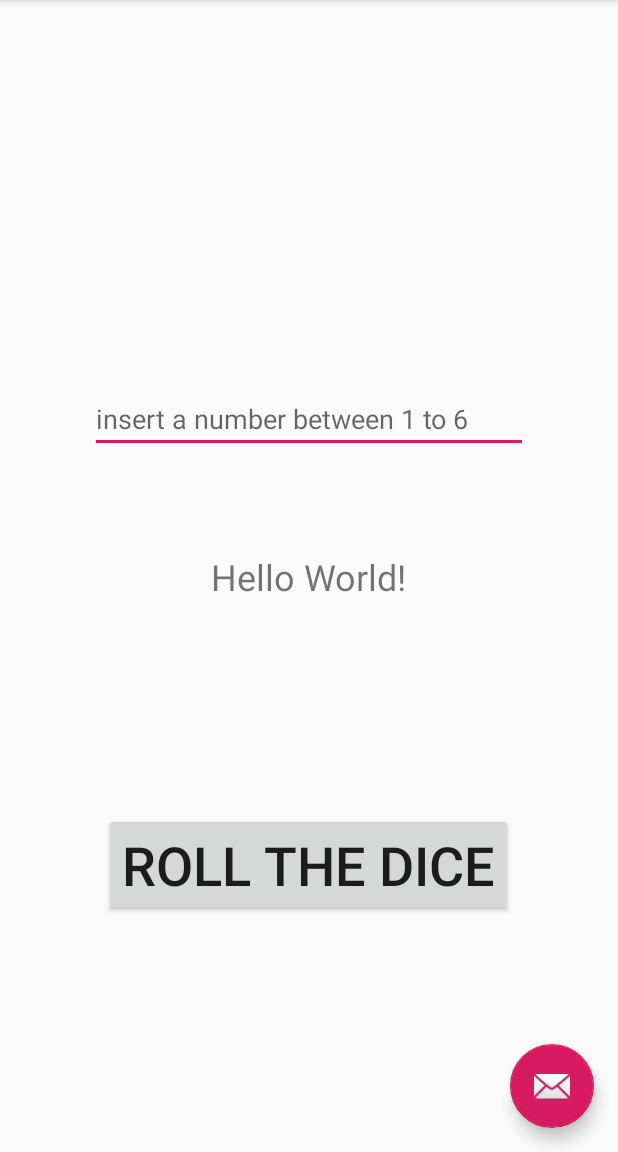
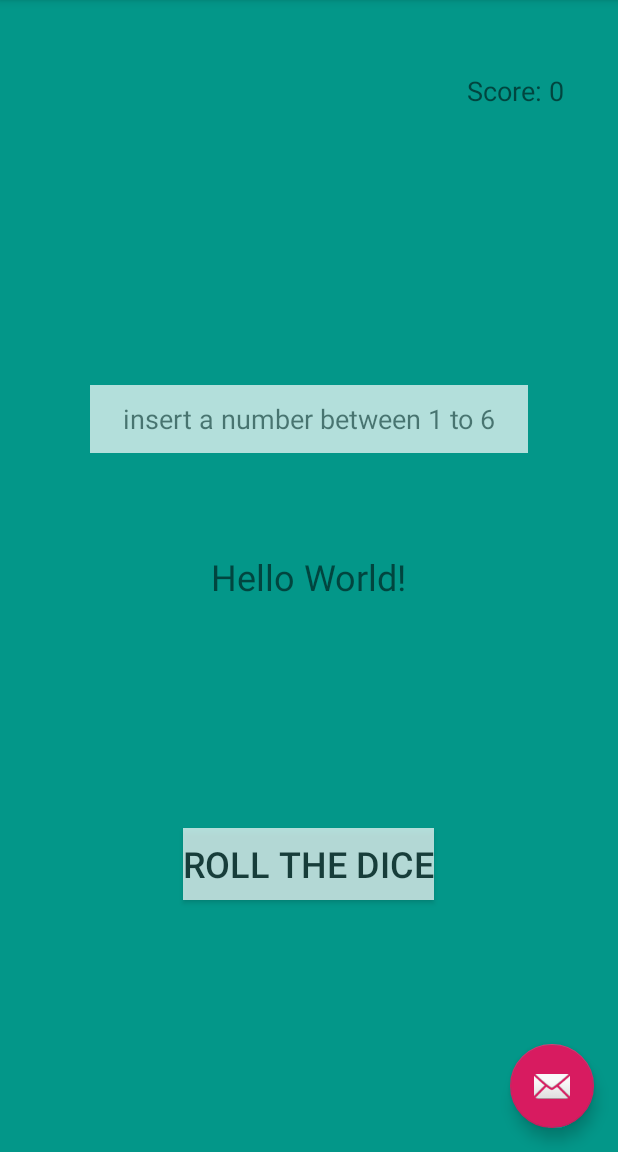
Before and after one commit to ZeerakJawed/DiceRoller, an Android app: the screen it shows after launch (MainActivity), on a phone screen of 412 x 824 dp, the part 84-1236 px from its top. Run offline under Robolectric (Android 15) with nearby library versions, the phone set to English and light mode, and no system bars.

Commit message:
Level 3 completed.

```diff
--- a/app/src/main/java/com/example/diceroller/MainActivity.java
+++ b/app/src/main/java/com/example/diceroller/MainActivity.java
@@ -19,6 +19,8 @@ import android.widget.Toast;
 import java.util.Random;
 
 public class MainActivity extends AppCompatActivity {
+    int counterscore;
+    TextView score;
 
     @Override
     protected void onCreate(Bundle savedInstanceState) {
@@ -26,6 +28,10 @@ public class MainActivity extends AppCompatActivity {
         setContentView(R.layout.activity_main);
         Toolbar toolbar = findViewById(R.id.toolbar);
         setSupportActionBar(toolbar);
+        counterscore = 0;
+        score = (TextView) findViewById(R.id.score);
+        score.setText("Score: " + counterscore);
+
 
         FloatingActionButton fab = findViewById(R.id.fab);
         fab.setOnClickListener(new View.OnClickListener() {
@@ -60,39 +66,50 @@ public class MainActivity extends AppCompatActivity {
     }
 
     public void on_button_click(View view) {
+        try {
 
             EditText editText = (EditText) findViewById(R.id.editText);
             Log.i("UserInputNumber", editText.getText().toString());
             String numin = (editText.getText().toString());
             int numint = Integer.parseInt(numin);
+            if ((numint < 1) || (numint >6)){
+                throw new IllegalArgumentException("Please input a value between 1 and 6");
+            }
 
 
             TextView tv = this.findViewById(R.id.NumberTextView);
             Random r = new Random();
-        int number = r.nextInt(6);
+            int number = r.nextInt((6-1) + 1)+1;
 
                 tv.setText(Integer.toString(number));
 
             check(numint, number);
+        } catch (Exception e) {
+            Toast.makeText(MainActivity.this, "Please input a value between 1 and 6", Toast.LENGTH_SHORT).show();
+        }
 
 
     }
 
 
-
-    public void check(int a, int b){
+        public void check(int a, int b) {
 
         if (a == b) {
             Toast.makeText(MainActivity.this, "CONGRATULATIONS", Toast.LENGTH_SHORT).show();
+            scorecounter();
 
-        }
-        else {
+        } else {
             Toast.makeText(MainActivity.this, "Try again :-(", Toast.LENGTH_SHORT).show();
         }
 
     }
 
 
+    public void scorecounter() {
+        counterscore++;
+        score.setText("Score: " + counterscore);
+
 
 
     }
+}
--- a/app/src/main/res/layout/content_main.xml
+++ b/app/src/main/res/layout/content_main.xml
@@ -4,6 +4,7 @@
     xmlns:tools="http://schemas.android.com/tools"
     android:layout_width="match_parent"
     android:layout_height="match_parent"
+    android:background="#FC009688"
     app:layout_behavior="@string/appbar_scrolling_view_behavior"
     tools:context=".MainActivity"
     tools:showIn="@layout/activity_main">
@@ -23,10 +24,12 @@
         android:id="@+id/button"
         android:layout_width="wrap_content"
         android:layout_height="wrap_content"
+        android:alpha="0.7"
+        android:background="#FFFFFF"
         android:onClick="on_button_click"
         android:text="Roll the dice"
         android:textColorHint="#003DAF1E"
-        android:textSize="36sp"
+        android:textSize="24sp"
         app:layout_constraintBottom_toBottomOf="parent"
         app:layout_constraintEnd_toEndOf="parent"
         app:layout_constraintHorizontal_bias="0.498"
@@ -39,7 +42,10 @@
         android:layout_width="292dp"
         android:layout_height="45dp"
         android:width="200sp"
+        android:alpha="0.7"
+        android:background="#FFFFFF"
         android:ems="10"
+        android:gravity="center"
         android:hint="insert a number between 1 to 6"
         android:inputType="number"
         android:textSize="18sp"
@@ -50,4 +56,18 @@
         app:layout_constraintTop_toTopOf="parent"
         app:layout_constraintVertical_bias="0.796" />
 
+    <TextView
+        android:id="@+id/score"
+        android:layout_width="wrap_content"
+        android:layout_height="wrap_content"
+        android:gravity="right|top"
+        android:text="TextView"
+        android:textSize="18sp"
+        app:layout_constraintBottom_toBottomOf="parent"
+        app:layout_constraintEnd_toEndOf="parent"
+        app:layout_constraintHorizontal_bias="0.894"
+        app:layout_constraintStart_toStartOf="parent"
+        app:layout_constraintTop_toTopOf="parent"
+        app:layout_constraintVertical_bias="0.065" />
+
 </androidx.constraintlayout.widget.ConstraintLayout>
```
Lines whose indentation alone changed are shown as unchanged.
